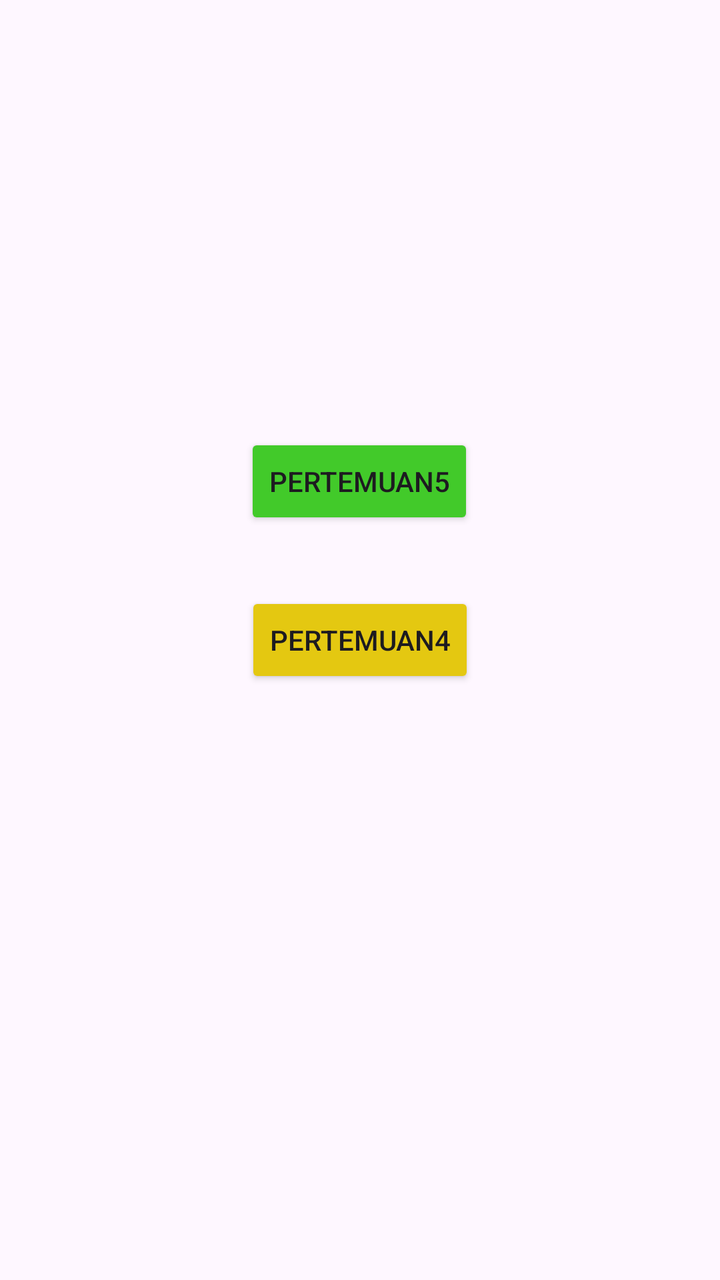
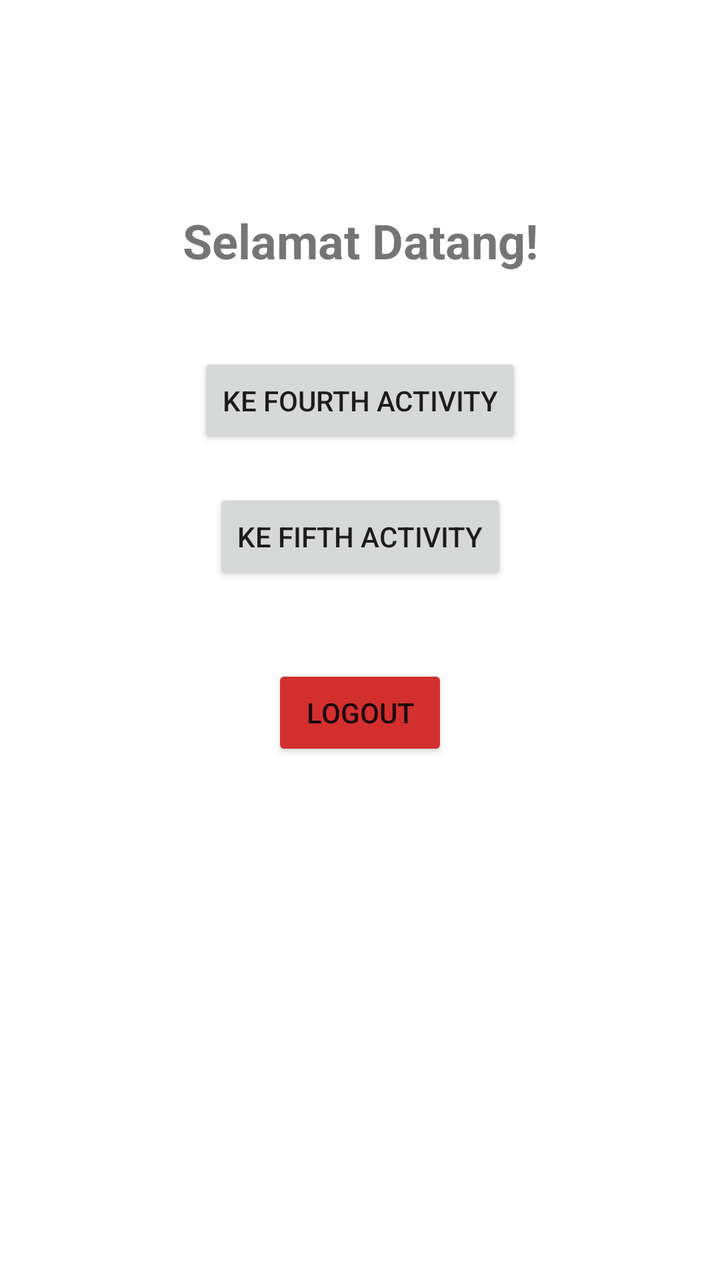

An Android layout rendered at two revisions. The XML below is the earlier revision; the diff shows what the commit changed to produce the second picture.
<!-- AndroidManifest.xml: application theme Theme.Rey3TIE_Mobiel -->
<!-- res/layout/activity_main.xml -->
<?xml version="1.0" encoding="utf-8"?>
<androidx.constraintlayout.widget.ConstraintLayout xmlns:android="http://schemas.android.com/apk/res/android"
    xmlns:app="http://schemas.android.com/apk/res-auto"
    xmlns:tools="http://schemas.android.com/tools"
    android:id="@+id/main"
    android:layout_width="match_parent"
    android:layout_height="match_parent"
    tools:context=".MainActivity">

    <Button
        android:id="@+id/btnToFourth"
        android:layout_width="wrap_content"
        android:layout_height="wrap_content"
        android:backgroundTint="#E4C811"
        android:text="pertemuan4"
        app:layout_constraintBottom_toBottomOf="parent"
        app:layout_constraintEnd_toEndOf="parent"
        app:layout_constraintStart_toStartOf="parent"
        app:layout_constraintTop_toTopOf="parent" />

    <Button
        android:id="@+id/btnToFifth"
        android:layout_width="wrap_content"
        android:layout_height="wrap_content"
        android:backgroundTint="#42CA2A"
        android:text="pertemuan5"
        app:layout_constraintBottom_toTopOf="@+id/btnToFourth"
        app:layout_constraintEnd_toEndOf="parent"
        app:layout_constraintHorizontal_bias="0.498"
        app:layout_constraintStart_toStartOf="parent"
        app:layout_constraintTop_toTopOf="parent"
        app:layout_constraintVertical_bias="0.874" />
</androidx.constraintlayout.widget.ConstraintLayout>
<!-- resources referenced by this layout -->
<resources>
  <style name="Theme.Rey3TIE_Mobiel" parent="Base.Theme.Rey3TIE_Mobiel" />
  <style name="Base.Theme.Rey3TIE_Mobiel" parent="Theme.Material3.DayNight.NoActionBar">
          
          
      </style>
</resources>

<!-- the commit's change to res/layout/activity_main.xml (unified diff, before → after) -->
@@ -1,33 +1,56 @@
 <?xml version="1.0" encoding="utf-8"?>
-<androidx.constraintlayout.widget.ConstraintLayout xmlns:android="http://schemas.android.com/apk/res/android"
+<androidx.constraintlayout.widget.ConstraintLayout
+    xmlns:android="http://schemas.android.com/apk/res/android"
     xmlns:app="http://schemas.android.com/apk/res-auto"
-    xmlns:tools="http://schemas.android.com/tools"
     android:id="@+id/main"
     android:layout_width="match_parent"
     android:layout_height="match_parent"
-    tools:context=".MainActivity">
+    android:padding="24dp">
+
+    <TextView
+        android:id="@+id/tvWelcome"
+        android:layout_width="wrap_content"
+        android:layout_height="wrap_content"
+        android:text="Selamat Datang!"
+        android:textSize="24sp"
+        android:textStyle="bold"
+        app:layout_constraintTop_toTopOf="parent"
+        app:layout_constraintStart_toStartOf="parent"
+        app:layout_constraintEnd_toEndOf="parent"
+        android:layout_marginTop="80dp"/>
 
     <Button
         android:id="@+id/btnToFourth"
         android:layout_width="wrap_content"
         android:layout_height="wrap_content"
-        android:backgroundTint="#E4C811"
-        android:text="pertemuan4"
-        app:layout_constraintBottom_toBottomOf="parent"
+        android:text="Ke Fourth Activity"
+        app:layout_constraintTop_toBottomOf="@id/tvWelcome"
+        app:layout_constraintStart_toStartOf="parent"
         app:layout_constraintEnd_toEndOf="parent"
-        app:layout_constraintStart_toStartOf="parent"
-        app:layout_constraintTop_toTopOf="parent" />
+        android:layout_marginTop="40dp"/>
 
     <Button
         android:id="@+id/btnToFifth"
         android:layout_width="wrap_content"
         android:layout_height="wrap_content"
-        android:backgroundTint="#42CA2A"
-        android:text="pertemuan5"
-        app:layout_constraintBottom_toTopOf="@+id/btnToFourth"
+        android:text="Ke Fifth Activity"
+        app:layout_constraintTop_toBottomOf="@id/btnToFourth"
+        app:layout_constraintStart_toStartOf="parent"
         app:layout_constraintEnd_toEndOf="parent"
-        app:layout_constraintHorizontal_bias="0.498"
+        android:layout_marginTop="20dp"/>
+
+    
+    <Button
+        android:id="@+id/btnLogout"
+        android:layout_width="wrap_content"
+        android:layout_height="wrap_content"
+        android:text="Logout"
+        android:backgroundTint="#D32F2F"
+        app:layout_constraintTop_toBottomOf="@id/btnToFifth"
         app:layout_constraintStart_toStartOf="parent"
-        app:layout_constraintTop_toTopOf="parent"
-        app:layout_constraintVertical_bias="0.874" />
+        app:layout_constraintEnd_toEndOf="parent"
+        android:layout_marginTop="40dp"/>
+
+
+
 </androidx.constraintlayout.widget.ConstraintLayout>
<!-- resource entries referenced after the edit -->
@@ -1,9 +1,7 @@
 <!-- resources referenced by this layout -->
 <resources>
-  <style name="Theme.Rey3TIE_Mobiel" parent="Base.Theme.Rey3TIE_Mobiel" />
-  <style name="Base.Theme.Rey3TIE_Mobiel" parent="Theme.Material3.DayNight.NoActionBar">
-          
-          
+  <style name="Theme.Rey3Tie_Mobiel" parent="Theme.MaterialComponents.DayNight.NoActionBar">
+          ...
       </style>
 </resources>
 
